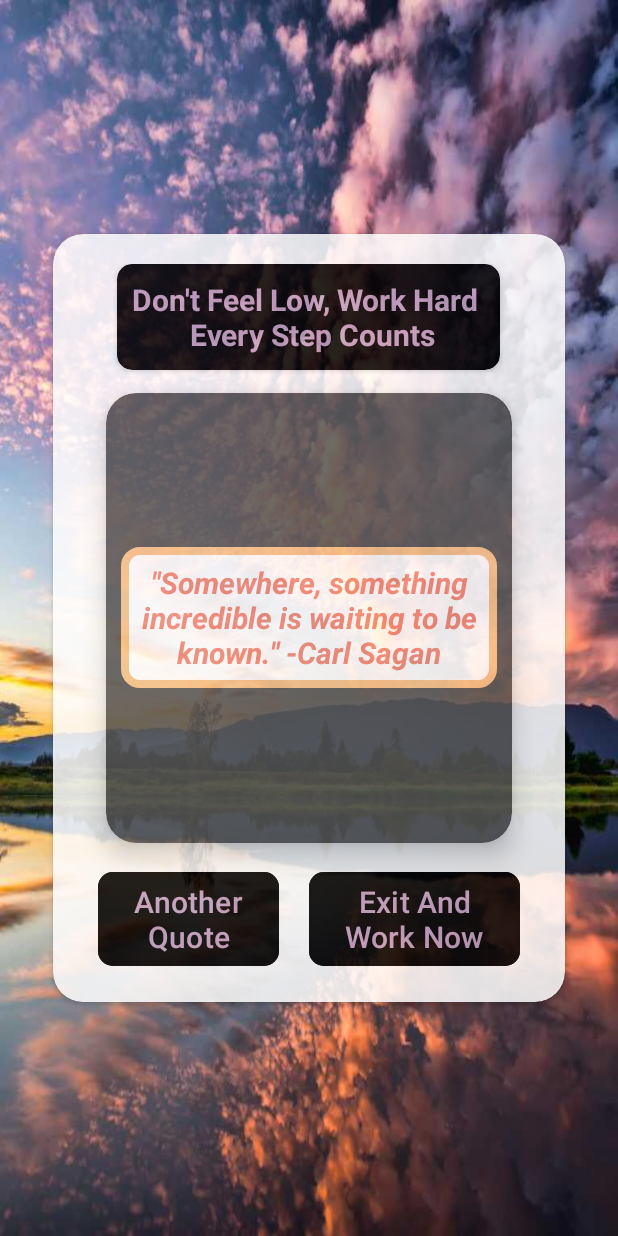
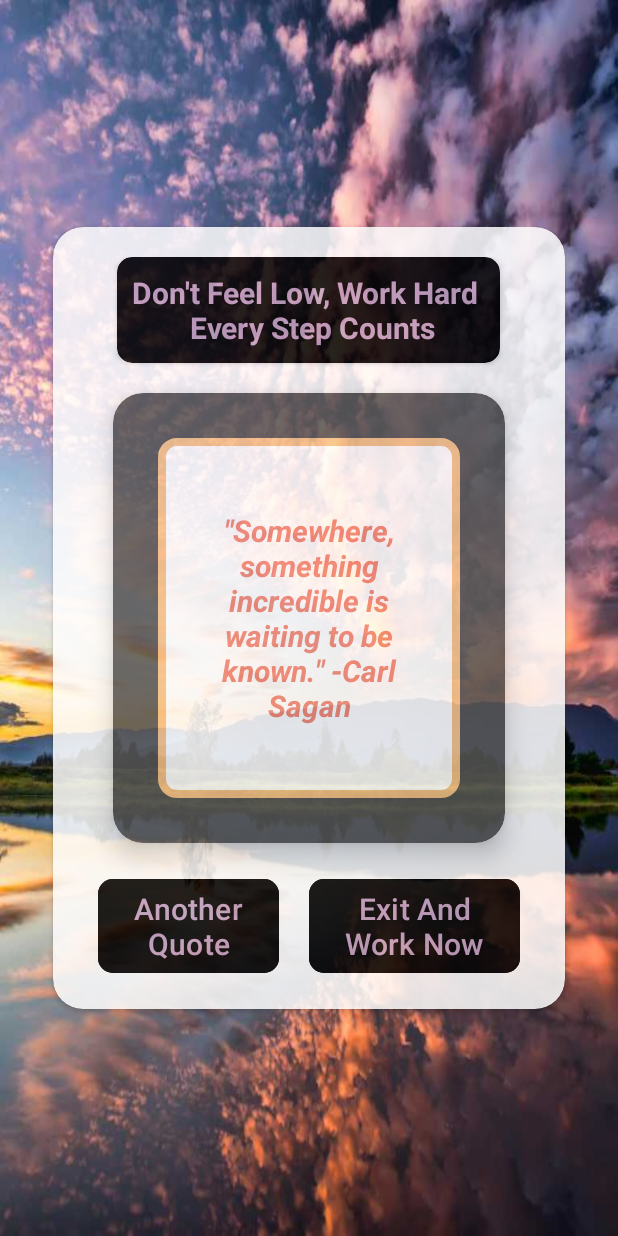
Before and after one commit to Syeda-Mahjabin-Proma/Daily-Fusion, an Android app: the motivationView screen opened directly, with no data from a screen before it, on a phone screen of 412 x 824 dp. Run offline under Robolectric (Android 15) with nearby library versions, the phone set to English and light mode, and no system bars.

Commit message:
updated app version

```diff
--- a/app/src/main/res/layout/motivate.xml
+++ b/app/src/main/res/layout/motivate.xml
@@ -46,31 +46,34 @@
                 <androidx.cardview.widget.CardView
                     android:layout_width="match_parent"
                     android:layout_height="300dp"
-                    android:layout_margin="15dp"
-                    android:padding="15dp"
+                    android:layout_margin="20dp"
+                    android:padding="20dp"
                     app:cardBackgroundColor="@color/hint_black"
                     app:cardCornerRadius="20dp"
                     app:cardElevation="10dp">
 
+
                     <ScrollView
                         android:layout_width="match_parent"
-                        android:layout_height="match_parent">
+                        android:layout_height="match_parent"
+                        android:layout_margin="20dp"
+                        android:fillViewport="true">
 
                         <TextView
                         android:id="@+id/showQuote"
-                            android:layout_width="wrap_content"
+                        android:layout_width="match_parent"
                         android:layout_height="wrap_content"
                         android:layout_gravity="center"
                         android:layout_margin="10dp"
                         android:background="@drawable/back"
                         android:gravity="center"
-                            android:padding="10dp"
+                        android:padding="20dp"
                         android:text="dfdf dfdf dfdf"
                         android:textColor="#F28775"
                         android:textSize="20sp"
                         android:textStyle="bold|italic" />
+                    </ScrollView>
 
-                    </ScrollView>
 
                 </androidx.cardview.widget.CardView>
 
--- a/gradle/libs.versions.toml
+++ b/gradle/libs.versions.toml
@@ -1,5 +1,5 @@
 [versions]
-agp = "8.7.2"
+agp = "8.7.3"
 junit = "4.13.2"
 junitVersion = "1.2.1"
 espressoCore = "3.6.1"
```
Lines whose indentation alone changed are shown as unchanged.
